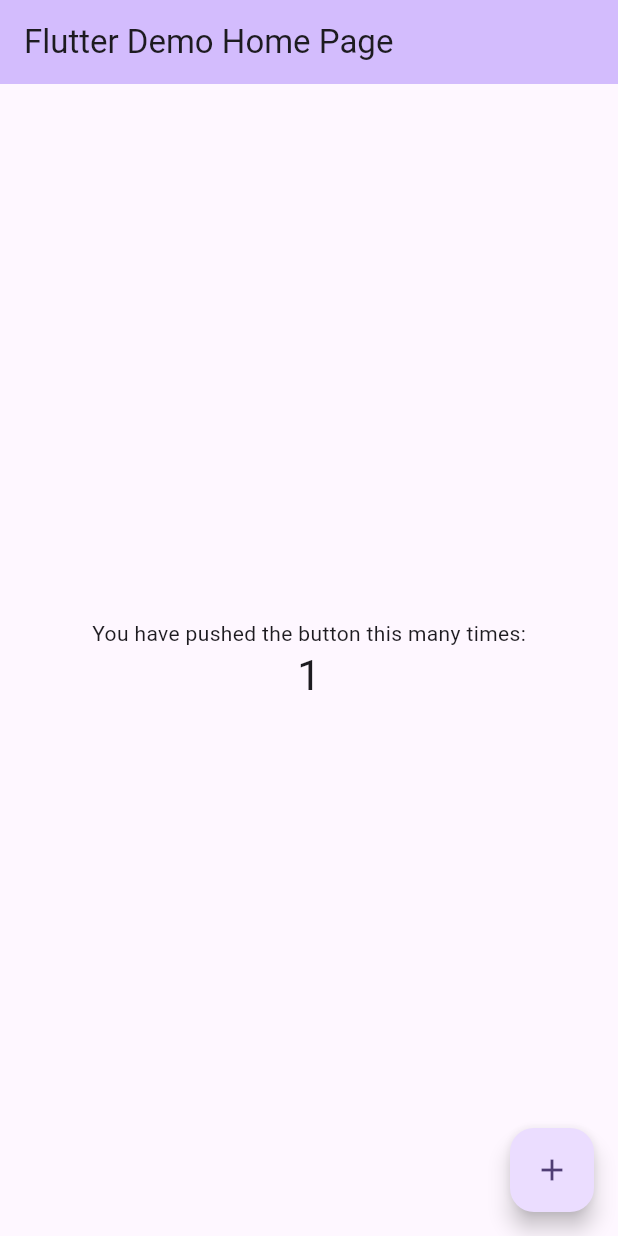
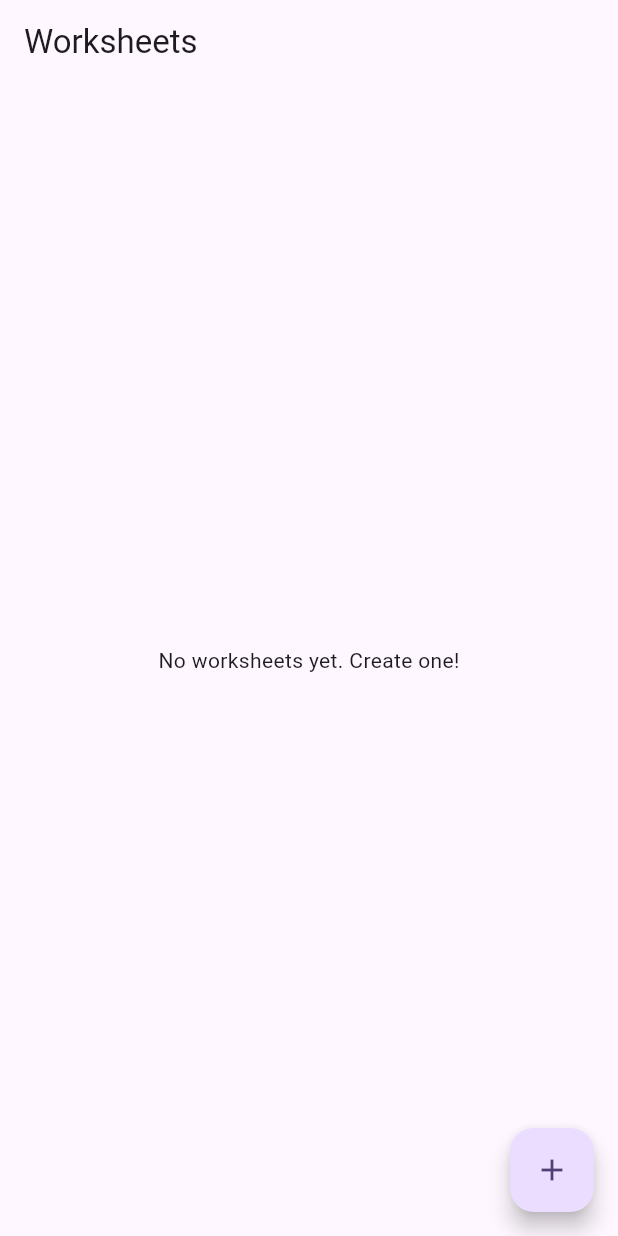
Before and after one commit to PapaBear4/assistive_tech, a Flutter app: the screen it shows after launch, after a tap on the "add" icon, on a phone screen of 412 x 824 dp. Run offline on Flutter 3.47's test engine with Material 3 defaults, Android fonts, the phone set to English and light mode, and no system bars; our stand-ins replace drift, flutter_riverpod, riverpod_annotation; accounts and stored records are empty; generated files the repository leaves out were written again.

Commit message:
feat: implement initial worksheet listing UI and data management with repository.

```diff
--- a/lib/data/repositories/worksheet_repository.dart
+++ b/lib/data/repositories/worksheet_repository.dart
@@ -24,6 +24,14 @@ class WorksheetRepository {
   final AppDatabase _db;
 
   WorksheetRepository(this._db);
+
+  Stream<List<Worksheet>> watchAllWorksheets() {
+    return (_db.select(_db.worksheets)
+          ..orderBy([
+            (t) => OrderingTerm(expression: t.createdAt, mode: OrderingMode.desc)
+          ]))
+        .watch();
+  }
 
   Future<String> createWorksheet(String title) async {
     final uuid = const Uuid().v4();
--- a/lib/main.dart
+++ b/lib/main.dart
@@ -1,122 +1,27 @@
 import 'package:flutter/material.dart';
+import 'package:flutter_riverpod/flutter_riverpod.dart';
+import 'package:assistive_tech/ui/screens/worksheet_list_screen.dart';
 
 void main() {
-  runApp(const MyApp());
+  runApp(
+    const ProviderScope(
+      child: MyApp(),
+    ),
+  );
 }
 
 class MyApp extends StatelessWidget {
   const MyApp({super.key});
 
-  // This widget is the root of your application.
   @override
   Widget build(BuildContext context) {
     return MaterialApp(
-      title: 'Flutter Demo',
+      title: 'Assistive Tech App',
       theme: ThemeData(
-        // This is the theme of your application.
-        //
-        // TRY THIS: Try running your application with "flutter run". You'll see
-        // the application has a purple toolbar. Then, without quitting the app,
-        // try changing the seedColor in the colorScheme below to Colors.green
-        // and then invoke "hot reload" (save your changes or press the "hot
-        // reload" button in a Flutter-supported IDE, or press "r" if you used
-        // the command line to start the app).
-        //
-        // Notice that the counter didn't reset back to zero; the application
-        // state is not lost during the reload. To reset the state, use hot
-        // restart instead.
-        //
-        // This works for code too, not just values: Most code changes can be
-        // tested with just a hot reload.
         colorScheme: ColorScheme.fromSeed(seedColor: Colors.deepPurple),
+        useMaterial3: true,
       ),
-      home: const MyHomePage(title: 'Flutter Demo Home Page'),
+      home: const WorksheetListScreen(),
     );
   }
 }
-
-class MyHomePage extends StatefulWidget {
-  const MyHomePage({super.key, required this.title});
-
-  // This widget is the home page of your application. It is stateful, meaning
-  // that it has a State object (defined below) that contains fields that affect
-  // how it looks.
-
-  // This class is the configuration for the state. It holds the values (in this
-  // case the title) provided by the parent (in this case the App widget) and
-  // used by the build method of the State. Fields in a Widget subclass are
-  // always marked "final".
-
-  final String title;
-
-  @override
-  State<MyHomePage> createState() => _MyHomePageState();
-}
-
-class _MyHomePageState extends State<MyHomePage> {
-  int _counter = 0;
-
-  void _incrementCounter() {
-    setState(() {
-      // This call to setState tells the Flutter framework that something has
-      // changed in this State, which causes it to rerun the build method below
-      // so that the display can reflect the updated values. If we changed
-      // _counter without calling setState(), then the build method would not be
-      // called again, and so nothing would appear to happen.
-      _counter++;
-    });
-  }
-
-  @override
-  Widget build(BuildContext context) {
-    // This method is rerun every time setState is called, for instance as done
-    // by the _incrementCounter method above.
-    //
-    // The Flutter framework has been optimized to make rerunning build methods
-    // fast, so that you can just rebuild anything that needs updating rather
-    // than having to individually change instances of widgets.
-    return Scaffold(
-      appBar: AppBar(
-        // TRY THIS: Try changing the color here to a specific color (to
-        // Colors.amber, perhaps?) and trigger a hot reload to see the AppBar
-        // change color while the other colors stay the same.
-        backgroundColor: Theme.of(context).colorScheme.inversePrimary,
-        // Here we take the value from the MyHomePage object that was created by
-        // the App.build method, and use it to set our appbar title.
-        title: Text(widget.title),
-      ),
-      body: Center(
-        // Center is a layout widget. It takes a single child and positions it
-        // in the middle of the parent.
-        child: Column(
-          // Column is also a layout widget. It takes a list of children and
-          // arranges them vertically. By default, it sizes itself to fit its
-          // children horizontally, and tries to be as tall as its parent.
-          //
-          // Column has various properties to control how it sizes itself and
-          // how it positions its children. Here we use mainAxisAlignment to
-          // center the children vertically; the main axis here is the vertical
-          // axis because Columns are vertical (the cross axis would be
-          // horizontal).
-          //
-          // TRY THIS: Invoke "debug painting" (choose the "Toggle Debug Paint"
-          // action in the IDE, or press "p" in the console), to see the
-          // wireframe for each widget.
-          mainAxisAlignment: MainAxisAlignment.center,
-          children: [
-            const Text('You have pushed the button this many times:'),
-            Text(
-              '$_counter',
-              style: Theme.of(context).textTheme.headlineMedium,
-            ),
-          ],
-        ),
-      ),
-      floatingActionButton: FloatingActionButton(
-        onPressed: _incrementCounter,
-        tooltip: 'Increment',
-        child: const Icon(Icons.add),
-      ),
-    );
-  }
-}
--- /dev/null
+++ b/lib/ui/screens/worksheet_list_screen.dart
@@ -0,0 +1,64 @@
+import 'package:flutter/material.dart';
+import 'package:flutter_riverpod/flutter_riverpod.dart';
+import 'package:assistive_tech/data/repositories/worksheet_repository.dart';
+import 'package:assistive_tech/data/local/database.dart';
+
+class WorksheetListScreen extends ConsumerWidget {
+  const WorksheetListScreen({super.key});
+
+  @override
+  Widget build(BuildContext context, WidgetRef ref) {
+    final worksheetRepository = ref.watch(worksheetRepositoryProvider);
+
+    // We need a provider to watch the stream.
+    // Since we didn't define one in the repository file (yet), we can define a local one or just use a StreamBuilder.
+    // For cleaner code, let's use a StreamBuilder for now, or better, define a provider.
+    // Let's define a Future/Stream provider for the list.
+    // Actually, let's just use StreamBuilder for simplicity in this step,
+    // or better yet, let's add a provider in the build method or use a FutureProvider?
+    // No, let's do it the Riverpod way.
+
+    final worksheetsAsyncValue = ref.watch(worksheetsStreamProvider);
+
+    return Scaffold(
+      appBar: AppBar(
+        title: const Text('Worksheets'),
+      ),
+      body: worksheetsAsyncValue.when(
+        data: (worksheets) {
+          if (worksheets.isEmpty) {
+            return const Center(child: Text('No worksheets yet. Create one!'));
+          }
+          return ListView.builder(
+            itemCount: worksheets.length,
+            itemBuilder: (context, index) {
+              final worksheet = worksheets[index];
+              return ListTile(
+                title: Text(worksheet.title),
+                subtitle: Text(worksheet.createdAt.toString()),
+                onTap: () {
+                  // TODO: Navigate to detail screen
+                  print('Tapped on ${worksheet.id}');
+                },
+              );
+            },
+          );
+        },
+        loading: () => const Center(child: CircularProgressIndicator()),
+        error: (err, stack) => Center(child: Text('Error: $err')),
+      ),
+      floatingActionButton: FloatingActionButton(
+        onPressed: () async {
+          final id = await worksheetRepository.createWorksheet('New Worksheet ${DateTime.now().second}');
+          print('Created worksheet: $id');
+        },
+        child: const Icon(Icons.add),
+      ),
+    );
+  }
+}
+
+final worksheetsStreamProvider = StreamProvider<List<Worksheet>>((ref) {
+  final repository = ref.watch(worksheetRepositoryProvider);
+  return repository.watchAllWorksheets();
+});
```
